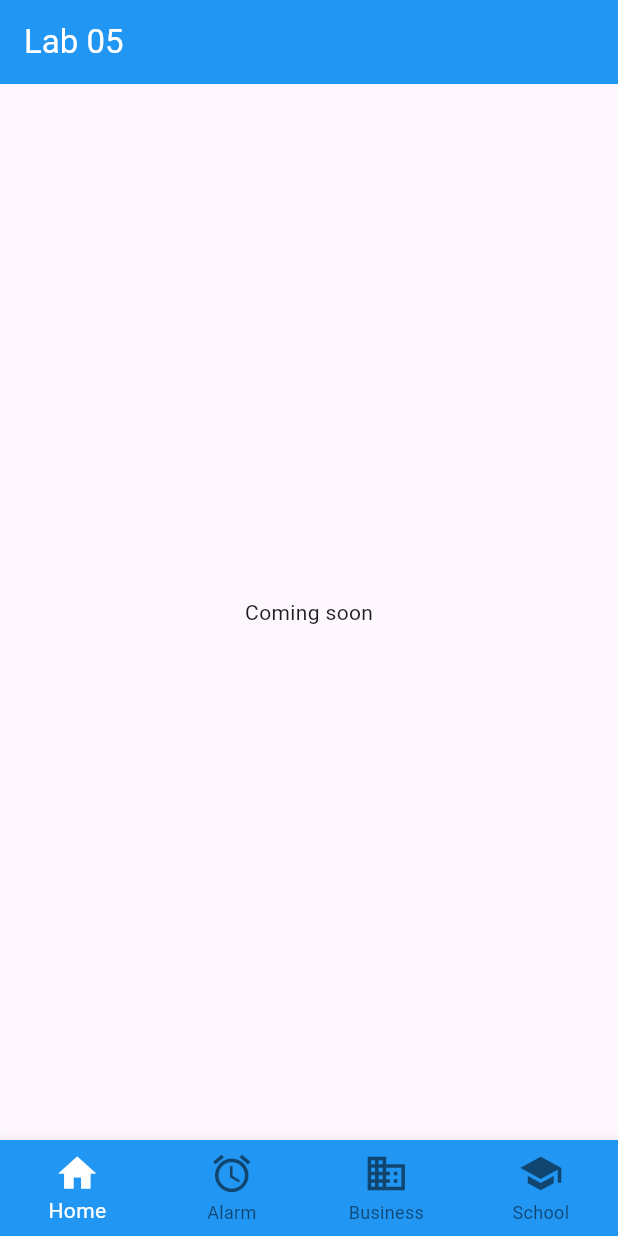
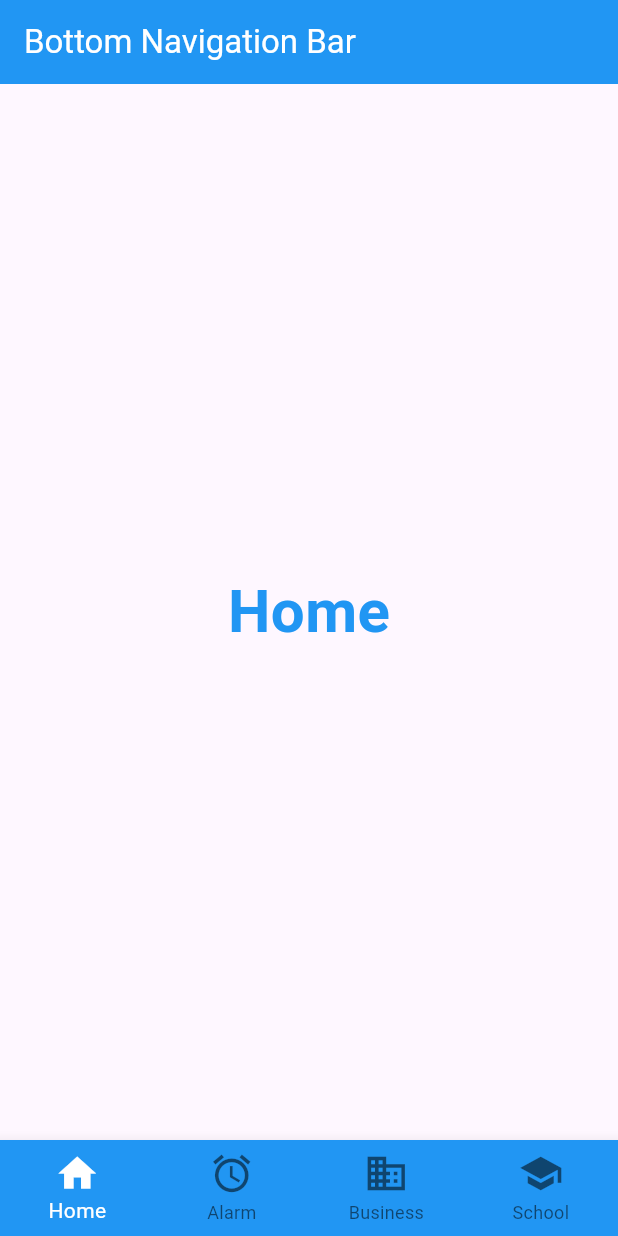
Before and after one commit to jdsvsn/TMA3084_G02_99348_Lab05_Lesson07, a Flutter app: the screen it shows after launch, on a phone screen of 412 x 824 dp. Run offline on Flutter 3.47's test engine with Material 3 defaults, Android fonts, the phone set to English and light mode, and no system bars.

Commit message:
feat: lab A four screens in separate files

```diff
--- a/bottom_navigator_bar_lab/lib/main.dart
+++ b/bottom_navigator_bar_lab/lib/main.dart
@@ -1,4 +1,9 @@
 import 'package:flutter/material.dart';
+
+import 'screen1.dart';
+import 'screen2.dart';
+import 'screen3.dart';
+import 'screen4.dart';
 
 void main() {
   runApp(const MyApp());
@@ -25,16 +30,22 @@ class BottomNavLab extends StatefulWidget {
 
 class _BottomNavLabState extends State<BottomNavLab> {
   int currentIndex = 0;
+  final List<Widget> screens = const [
+    Screen1(),
+    Screen2(),
+    Screen3(),
+    Screen4(),
+  ];
 
   @override
   Widget build(BuildContext context) {
     return Scaffold(
       appBar: AppBar(
-        title: const Text('Lab 05'),
+        title: const Text('Bottom Navigation Bar'),
         backgroundColor: Colors.blue,
         foregroundColor: Colors.white,
       ),
-      body: const Center(child: Text('Coming soon')),
+      body: screens[currentIndex],
       bottomNavigationBar: BottomNavigationBar(
         type: BottomNavigationBarType.fixed,
         fixedColor: Colors.white,
--- /dev/null
+++ b/bottom_navigator_bar_lab/lib/screen1.dart
@@ -0,0 +1,19 @@
+import 'package:flutter/material.dart';
+
+class Screen1 extends StatelessWidget {
+  const Screen1({super.key});
+
+  @override
+  Widget build(BuildContext context) {
+    return const Center(
+      child: Text(
+        'Home',
+        style: TextStyle(
+          fontSize: 40,
+          fontWeight: FontWeight.bold,
+          color: Colors.blue,
+        ),
+      ),
+    );
+  }
+}
```
Also changed, not shown: bottom_navigator_bar_lab/lib/screen2.dart (added, +19 -0 lines), bottom_navigator_bar_lab/lib/screen3.dart (added, +19 -0 lines), bottom_navigator_bar_lab/lib/screen4.dart (added, +19 -0 lines), 1 other file.
